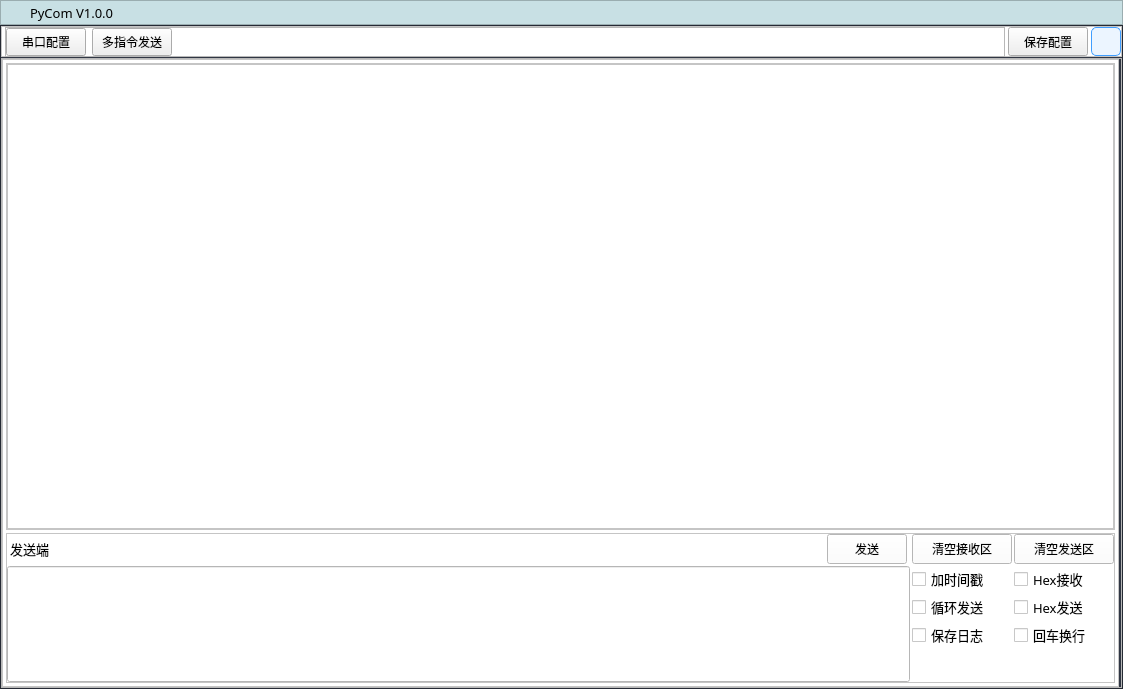
Above: ui/index.ui from jiang-xin9/PyCom before the change. Below: the same form after it.
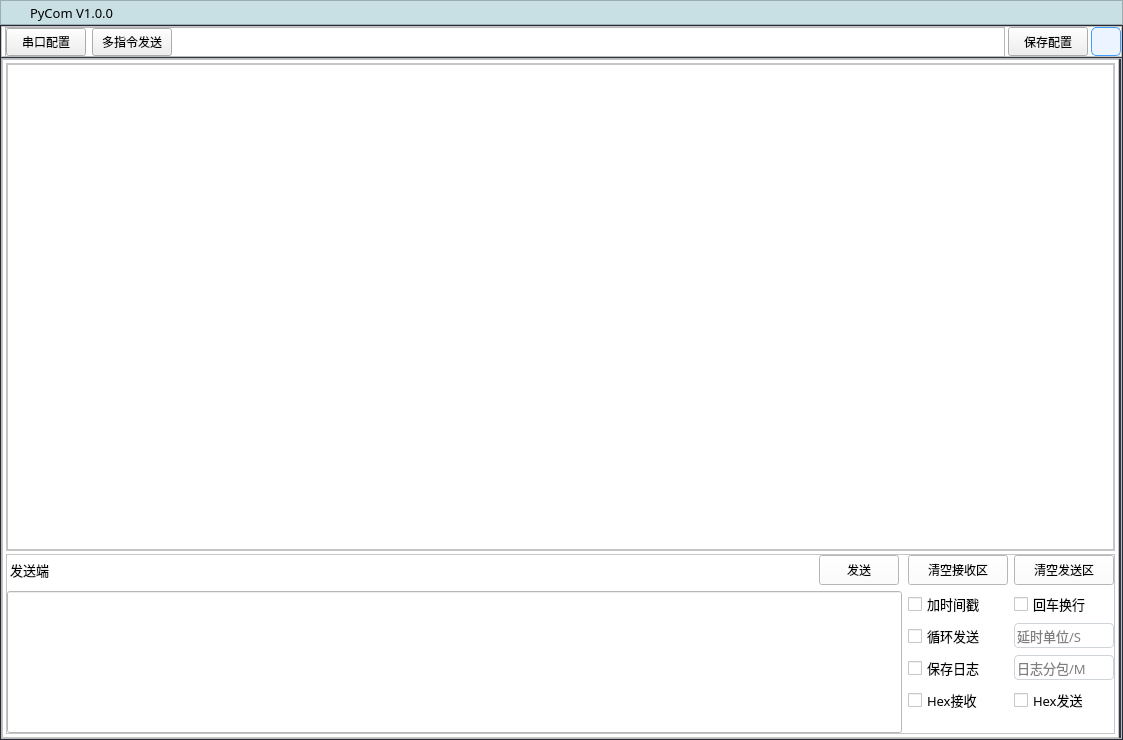
That is the form after the change. Icons and pictures are not drawn. Custom widgets are drawn as their Qt base class.

Commit message: 修改UI的高度以及配置，新增日志以及延迟发送选项

The edit to the form file:
```diff
--- a/ui/index.ui
+++ b/ui/index.ui
@@ -7,7 +7,7 @@
     <x>0</x>
     <y>0</y>
     <width>1123</width>
-    <height>689</height>
+    <height>740</height>
    </rect>
   </property>
   <property name="windowTitle">
@@ -545,7 +545,7 @@
                 <property name="maximumSize">
                  <size>
                   <width>16777215</width>
-                  <height>150</height>
+                  <height>180</height>
                  </size>
                 </property>
                 <property name="styleSheet">
@@ -557,10 +557,7 @@
                 <property name="frameShadow">
                  <enum>QFrame::Raised</enum>
                 </property>
-                <layout class="QHBoxLayout" name="horizontalLayout_6">
-                 <property name="spacing">
-                  <number>2</number>
-                 </property>
+                <layout class="QHBoxLayout" name="horizontalLayout_9">
                  <property name="leftMargin">
                   <number>0</number>
                  </property>
@@ -732,7 +729,7 @@
                       </widget>
                      </item>
                      <item row="0" column="1">
-                      <widget class="CustomToggleButton" name="check_hex_receive">
+                      <widget class="CustomToggleButton" name="check_enter">
                        <property name="minimumSize">
                         <size>
                          <width>100</width>
@@ -749,11 +746,13 @@
                         <cursorShape>PointingHandCursor</cursorShape>
                        </property>
                        <property name="text">
-                        <string>Hex接收</string>
+                        <string>回车换行</string>
                        </property>
                       </widget>
                      </item>
-                     <item row="1" column="0">
+                     <item row="1" column="0" colspan="2">
+                      <layout class="QHBoxLayout" name="horizontalLayout_6">
+                       <item>
                       <widget class="CustomToggleButton" name="check_loop_send">
                        <property name="minimumSize">
                         <size>
@@ -761,6 +760,12 @@
                          <height>0</height>
                         </size>
                        </property>
+                         <property name="maximumSize">
+                          <size>
+                           <width>16777215</width>
+                           <height>16777215</height>
+                          </size>
+                         </property>
                        <property name="font">
                         <font>
                          <family>微软雅黑</family>
@@ -775,12 +780,24 @@
                        </property>
                       </widget>
                      </item>
-                     <item row="1" column="1">
-                      <widget class="CustomToggleButton" name="check_hex_send">
+                       <item>
+                        <widget class="QLineEdit" name="line_delayed">
+                         <property name="sizePolicy">
+                          <sizepolicy hsizetype="Minimum" vsizetype="Fixed">
+                           <horstretch>0</horstretch>
+                           <verstretch>0</verstretch>
+                          </sizepolicy>
+                         </property>
                        <property name="minimumSize">
                         <size>
+                           <width>0</width>
+                           <height>25</height>
+                          </size>
+                         </property>
+                         <property name="maximumSize">
+                          <size>
                          <width>100</width>
-                         <height>0</height>
+                           <height>16777215</height>
                         </size>
                        </property>
                        <property name="font">
@@ -789,15 +806,25 @@
                          <pointsize>10</pointsize>
                         </font>
                        </property>
-                       <property name="cursor">
-                        <cursorShape>PointingHandCursor</cursorShape>
-                       </property>
-                       <property name="text">
-                        <string>Hex发送</string>
+                         <property name="styleSheet">
+                          <string notr="true">QLineEdit {
+	border-radius: 4px;
+	border: 1px solid #ced4da;
+}</string>
+                         </property>
+                         <property name="inputMask">
+                          <string/>
+                         </property>
+                         <property name="placeholderText">
+                          <string>延时单位/S</string>
                        </property>
                       </widget>
                      </item>
-                     <item row="2" column="0">
+                      </layout>
+                     </item>
+                     <item row="2" column="0" colspan="2">
+                      <layout class="QHBoxLayout" name="horizontalLayout_8">
+                       <item>
                       <widget class="CustomToggleButton" name="check_save_log">
                        <property name="minimumSize">
                         <size>
@@ -819,11 +846,50 @@
                        </property>
                       </widget>
                      </item>
-                     <item row="2" column="1">
-                      <widget class="CustomToggleButton" name="check_enter">
+                       <item>
+                        <widget class="QLineEdit" name="line_log">
+                         <property name="sizePolicy">
+                          <sizepolicy hsizetype="Minimum" vsizetype="Fixed">
+                           <horstretch>0</horstretch>
+                           <verstretch>0</verstretch>
+                          </sizepolicy>
+                         </property>
                        <property name="minimumSize">
                         <size>
+                           <width>0</width>
+                           <height>25</height>
+                          </size>
+                         </property>
+                         <property name="maximumSize">
+                          <size>
                          <width>100</width>
+                           <height>16777215</height>
+                          </size>
+                         </property>
+                         <property name="font">
+                          <font>
+                           <family>微软雅黑</family>
+                           <pointsize>10</pointsize>
+                          </font>
+                         </property>
+                         <property name="styleSheet">
+                          <string notr="true">QLineEdit {
+	border-radius: 4px;
+	border: 1px solid #ced4da;
+}</string>
+                         </property>
+                         <property name="placeholderText">
+                          <string>日志分包/M</string>
+                         </property>
+                        </widget>
+                       </item>
+                      </layout>
+                     </item>
+                     <item row="3" column="0">
+                      <widget class="CustomToggleButton" name="check_hex_receive">
+                       <property name="minimumSize">
+                        <size>
+                         <width>100</width>
                          <height>0</height>
                         </size>
                        </property>
@@ -837,7 +903,29 @@
                         <cursorShape>PointingHandCursor</cursorShape>
                        </property>
                        <property name="text">
-                        <string>回车换行</string>
+                        <string>Hex接收</string>
+                       </property>
+                      </widget>
+                     </item>
+                     <item row="3" column="1">
+                      <widget class="CustomToggleButton" name="check_hex_send">
+                       <property name="minimumSize">
+                        <size>
+                         <width>100</width>
+                         <height>0</height>
+                        </size>
+                       </property>
+                       <property name="font">
+                        <font>
+                         <family>微软雅黑</family>
+                         <pointsize>10</pointsize>
+                        </font>
+                       </property>
+                       <property name="cursor">
+                        <cursorShape>PointingHandCursor</cursorShape>
+                       </property>
+                       <property name="text">
+                        <string>Hex发送</string>
                        </property>
                       </widget>
                      </item>
```
Lines whose indentation alone changed are shown as unchanged. The commit also changes 1 other file.
